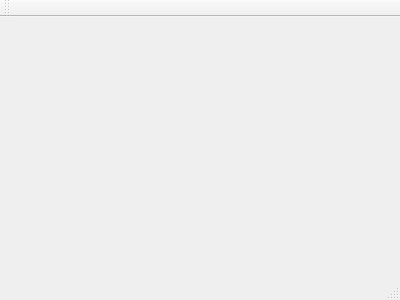
This is mainwindow.ui in CaelCoruscare/AutoRadioDJ as Qt 5 draws it before an edit. The edited form follows.
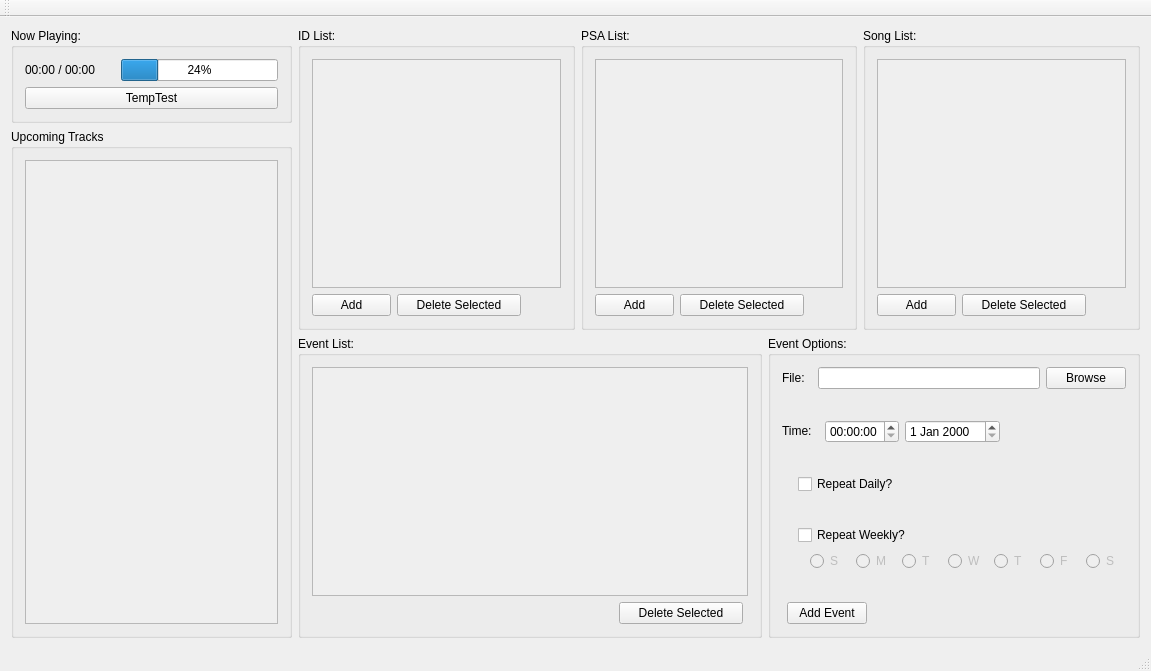
This is the edited form.

Commit message: Fixed the addTrack buttons to work with QScrollAreas.

Diff of the .ui file:
```diff
--- a/mainwindow.ui
+++ b/mainwindow.ui
@@ -1,24 +1,815 @@
 <ui version="4.0">
  <class>MainWindow</class>
- <widget class="QMainWindow" name="MainWindow" >
-  <property name="geometry" >
+ <widget class="QMainWindow" name="MainWindow">
+  <property name="geometry">
    <rect>
     <x>0</x>
     <y>0</y>
-    <width>400</width>
-    <height>300</height>
+    <width>1151</width>
+    <height>671</height>
    </rect>
   </property>
   <property name="windowTitle" >
    <string>MainWindow</string>
   </property>
-  <widget class="QMenuBar" name="menuBar" />
-  <widget class="QToolBar" name="mainToolBar" />
-  <widget class="QWidget" name="centralWidget" />
-  <widget class="QStatusBar" name="statusBar" />
+  <widget class="QWidget" name="centralWidget">
+   <layout class="QHBoxLayout" name="horizontalLayout_14" stretch="1,3">
+    <item>
+     <layout class="QVBoxLayout" name="verticalLayout_8">
+      <item>
+       <widget class="QGroupBox" name="groupBox_7">
+        <property name="title">
+         <string>Now Playing:</string>
+        </property>
+        <layout class="QVBoxLayout" name="verticalLayout_7">
+         <item>
+          <layout class="QHBoxLayout" name="horizontalLayout_13">
+           <item>
+            <widget class="QLabel" name="label_3">
+             <property name="sizePolicy">
+              <sizepolicy hsizetype="Fixed" vsizetype="Preferred">
+               <horstretch>0</horstretch>
+               <verstretch>0</verstretch>
+              </sizepolicy>
+             </property>
+             <property name="minimumSize">
+              <size>
+               <width>90</width>
+               <height>0</height>
+              </size>
+             </property>
+             <property name="text">
+              <string>00:00 / 00:00</string>
+             </property>
+            </widget>
+           </item>
+           <item>
+            <widget class="QProgressBar" name="progressBar_Duration">
+             <property name="sizePolicy">
+              <sizepolicy hsizetype="Expanding" vsizetype="Fixed">
+               <horstretch>0</horstretch>
+               <verstretch>0</verstretch>
+              </sizepolicy>
+             </property>
+             <property name="value">
+              <number>24</number>
+             </property>
+            </widget>
+           </item>
+          </layout>
+         </item>
+         <item>
+          <widget class="QPushButton" name="pushButton_TempTest">
+           <property name="text">
+            <string>TempTest</string>
+           </property>
+          </widget>
+         </item>
+        </layout>
+       </widget>
+      </item>
+      <item>
+       <widget class="QGroupBox" name="groupBox_6">
+        <property name="title">
+         <string>Upcoming Tracks</string>
+        </property>
+        <layout class="QVBoxLayout" name="verticalLayout_6">
+         <item>
+          <widget class="QScrollArea" name="scrollArea_5">
+           <property name="widgetResizable">
+            <bool>true</bool>
+           </property>
+           <widget class="QWidget" name="scrollAreaWidgetContents_5">
+            <property name="geometry">
+             <rect>
+              <x>0</x>
+              <y>0</y>
+              <width>254</width>
+              <height>436</height>
+             </rect>
+            </property>
+           </widget>
+          </widget>
+         </item>
+        </layout>
+       </widget>
+      </item>
+     </layout>
+    </item>
+    <item>
+     <layout class="QVBoxLayout" name="verticalLayout_9">
+      <item>
+       <layout class="QHBoxLayout" name="horizontalLayout">
+        <item>
+         <widget class="QGroupBox" name="groupBox">
+          <property name="title">
+           <string>ID List:</string>
+          </property>
+          <layout class="QVBoxLayout" name="verticalLayout">
+           <item>
+            <widget class="QScrollArea" name="scrollArea_IDs">
+             <property name="widgetResizable">
+              <bool>true</bool>
+             </property>
+             <widget class="QWidget" name="scrollAreaWidgetContents">
+              <property name="geometry">
+               <rect>
+                <x>0</x>
+                <y>0</y>
+                <width>250</width>
+                <height>201</height>
+               </rect>
+              </property>
+             </widget>
+            </widget>
+           </item>
+           <item>
+            <layout class="QHBoxLayout" name="horizontalLayout_2">
+             <item>
+              <widget class="QPushButton" name="pushButton_ID_Add">
+               <property name="minimumSize">
+                <size>
+                 <width>40</width>
+                 <height>0</height>
+                </size>
+               </property>
+               <property name="text">
+                <string>Add</string>
+               </property>
+              </widget>
+             </item>
+             <item>
+              <widget class="QPushButton" name="pushButton_2">
+               <property name="minimumSize">
+                <size>
+                 <width>124</width>
+                 <height>0</height>
+                </size>
+               </property>
+               <property name="text">
+                <string>Delete Selected</string>
+               </property>
+              </widget>
+             </item>
+             <item>
+              <spacer name="horizontalSpacer">
+               <property name="orientation">
+                <enum>Qt::Horizontal</enum>
+               </property>
+               <property name="sizeHint" stdset="0">
+                <size>
+                 <width>40</width>
+                 <height>20</height>
+                </size>
+               </property>
+              </spacer>
+             </item>
+            </layout>
+           </item>
+          </layout>
+         </widget>
+        </item>
+        <item>
+         <widget class="QGroupBox" name="groupBox_2">
+          <property name="title">
+           <string>PSA List:</string>
+          </property>
+          <layout class="QVBoxLayout" name="verticalLayout_2">
+           <item>
+            <widget class="QScrollArea" name="scrollArea_PSAs">
+             <property name="widgetResizable">
+              <bool>true</bool>
+             </property>
+             <widget class="QWidget" name="scrollAreaWidgetContents_2">
+              <property name="geometry">
+               <rect>
+                <x>0</x>
+                <y>0</y>
+                <width>251</width>
+                <height>201</height>
+               </rect>
+              </property>
+             </widget>
+            </widget>
+           </item>
+           <item>
+            <layout class="QHBoxLayout" name="horizontalLayout_3">
+             <item>
+              <widget class="QPushButton" name="pushButton_PSA_Add">
+               <property name="minimumSize">
+                <size>
+                 <width>40</width>
+                 <height>0</height>
+                </size>
+               </property>
+               <property name="text">
+                <string>Add</string>
+               </property>
+              </widget>
+             </item>
+             <item>
+              <widget class="QPushButton" name="pushButton_4">
+               <property name="minimumSize">
+                <size>
+                 <width>124</width>
+                 <height>0</height>
+                </size>
+               </property>
+               <property name="text">
+                <string>Delete Selected</string>
+               </property>
+              </widget>
+             </item>
+             <item>
+              <spacer name="horizontalSpacer_2">
+               <property name="orientation">
+                <enum>Qt::Horizontal</enum>
+               </property>
+               <property name="sizeHint" stdset="0">
+                <size>
+                 <width>40</width>
+                 <height>20</height>
+                </size>
+               </property>
+              </spacer>
+             </item>
+            </layout>
+           </item>
+          </layout>
+         </widget>
+        </item>
+        <item>
+         <widget class="QGroupBox" name="groupBox_3">
+          <property name="title">
+           <string>Song List:</string>
+          </property>
+          <layout class="QVBoxLayout" name="verticalLayout_3">
+           <item>
+            <widget class="QScrollArea" name="scrollArea_Songs">
+             <property name="widgetResizable">
+              <bool>true</bool>
+             </property>
+             <widget class="QWidget" name="scrollAreaWidgetContents_3">
+              <property name="geometry">
+               <rect>
+                <x>0</x>
+                <y>0</y>
+                <width>250</width>
+                <height>201</height>
+               </rect>
+              </property>
+             </widget>
+            </widget>
+           </item>
+           <item>
+            <layout class="QHBoxLayout" name="horizontalLayout_4">
+             <item>
+              <widget class="QPushButton" name="pushButton_Song_Add">
+               <property name="minimumSize">
+                <size>
+                 <width>40</width>
+                 <height>0</height>
+                </size>
+               </property>
+               <property name="text">
+                <string>Add</string>
+               </property>
+              </widget>
+             </item>
+             <item>
+              <widget class="QPushButton" name="pushButton_6">
+               <property name="minimumSize">
+                <size>
+                 <width>124</width>
+                 <height>0</height>
+                </size>
+               </property>
+               <property name="text">
+                <string>Delete Selected</string>
+               </property>
+              </widget>
+             </item>
+             <item>
+              <spacer name="horizontalSpacer_3">
+               <property name="orientation">
+                <enum>Qt::Horizontal</enum>
+               </property>
+               <property name="sizeHint" stdset="0">
+                <size>
+                 <width>40</width>
+                 <height>20</height>
+                </size>
+               </property>
+              </spacer>
+             </item>
+            </layout>
+           </item>
+          </layout>
+         </widget>
+        </item>
+       </layout>
+      </item>
+      <item>
+       <layout class="QHBoxLayout" name="horizontalLayout_11" stretch="2,1">
+        <item>
+         <widget class="QGroupBox" name="groupBox_4">
+          <property name="title">
+           <string>Event List:</string>
+          </property>
+          <layout class="QVBoxLayout" name="verticalLayout_4">
+           <item>
+            <widget class="QScrollArea" name="scrollArea_4">
+             <property name="widgetResizable">
+              <bool>true</bool>
+             </property>
+             <widget class="QWidget" name="scrollAreaWidgetContents_4">
+              <property name="geometry">
+               <rect>
+                <x>0</x>
+                <y>0</y>
+                <width>433</width>
+                <height>221</height>
+               </rect>
+              </property>
+             </widget>
+            </widget>
+           </item>
+           <item>
+            <layout class="QHBoxLayout" name="horizontalLayout_5">
+             <item>
+              <spacer name="horizontalSpacer_4">
+               <property name="orientation">
+                <enum>Qt::Horizontal</enum>
+               </property>
+               <property name="sizeHint" stdset="0">
+                <size>
+                 <width>40</width>
+                 <height>20</height>
+                </size>
+               </property>
+              </spacer>
+             </item>
+             <item>
+              <widget class="QPushButton" name="pushButton_8">
+               <property name="minimumSize">
+                <size>
+                 <width>124</width>
+                 <height>0</height>
+                </size>
+               </property>
+               <property name="text">
+                <string>Delete Selected</string>
+               </property>
+              </widget>
+             </item>
+             <item>
+              <spacer name="horizontalSpacer_13">
+               <property name="orientation">
+                <enum>Qt::Horizontal</enum>
+               </property>
+               <property name="sizeType">
+                <enum>QSizePolicy::Fixed</enum>
+               </property>
+               <property name="sizeHint" stdset="0">
+                <size>
+                 <width>5</width>
+                 <height>20</height>
+                </size>
+               </property>
+              </spacer>
+             </item>
+            </layout>
+           </item>
+          </layout>
+         </widget>
+        </item>
+        <item>
+         <widget class="QGroupBox" name="groupBox_5">
+          <property name="title">
+           <string>Event Options:</string>
+          </property>
+          <layout class="QVBoxLayout" name="verticalLayout_5">
+           <item>
+            <layout class="QHBoxLayout" name="horizontalLayout_6">
+             <item>
+              <widget class="QLabel" name="label">
+               <property name="sizePolicy">
+                <sizepolicy hsizetype="Fixed" vsizetype="Fixed">
+                 <horstretch>0</horstretch>
+                 <verstretch>0</verstretch>
+                </sizepolicy>
+               </property>
+               <property name="text">
+                <string>File:  </string>
+               </property>
+              </widget>
+             </item>
+             <item>
+              <widget class="QLineEdit" name="lineEdit"/>
+             </item>
+             <item>
+              <widget class="QPushButton" name="pushButton_9">
+               <property name="sizePolicy">
+                <sizepolicy hsizetype="Fixed" vsizetype="Fixed">
+                 <horstretch>0</horstretch>
+                 <verstretch>0</verstretch>
+                </sizepolicy>
+               </property>
+               <property name="text">
+                <string>Browse</string>
+               </property>
+              </widget>
+             </item>
+            </layout>
+           </item>
+           <item>
+            <spacer name="verticalSpacer_4">
+             <property name="orientation">
+              <enum>Qt::Vertical</enum>
+             </property>
+             <property name="sizeHint" stdset="0">
+              <size>
+               <width>20</width>
+               <height>13</height>
+              </size>
+             </property>
+            </spacer>
+           </item>
+           <item>
+            <layout class="QHBoxLayout" name="horizontalLayout_7">
+             <item>
+              <widget class="QLabel" name="label_2">
+               <property name="sizePolicy">
+                <sizepolicy hsizetype="Fixed" vsizetype="Fixed">
+                 <horstretch>0</horstretch>
+                 <verstretch>0</verstretch>
+                </sizepolicy>
+               </property>
+               <property name="text">
+                <string>Time:  </string>
+               </property>
+              </widget>
+             </item>
+             <item>
+              <widget class="QTimeEdit" name="timeEdit"/>
+             </item>
+             <item>
+              <widget class="QDateEdit" name="dateEdit"/>
+             </item>
+             <item>
+              <spacer name="horizontalSpacer_5">
+               <property name="orientation">
+                <enum>Qt::Horizontal</enum>
+               </property>
+               <property name="sizeHint" stdset="0">
+                <size>
+                 <width>40</width>
+                 <height>20</height>
+                </size>
+               </property>
+              </spacer>
+             </item>
+            </layout>
+           </item>
+           <item>
+            <spacer name="verticalSpacer">
+             <property name="orientation">
+              <enum>Qt::Vertical</enum>
+             </property>
+             <property name="sizeHint" stdset="0">
+              <size>
+               <width>20</width>
+               <height>13</height>
+              </size>
+             </property>
+            </spacer>
+           </item>
+           <item>
+            <layout class="QHBoxLayout" name="horizontalLayout_8">
+             <item>
+              <spacer name="horizontalSpacer_9">
+               <property name="orientation">
+                <enum>Qt::Horizontal</enum>
+               </property>
+               <property name="sizeType">
+                <enum>QSizePolicy::Fixed</enum>
+               </property>
+               <property name="sizeHint" stdset="0">
+                <size>
+                 <width>16</width>
+                 <height>20</height>
+                </size>
+               </property>
+              </spacer>
+             </item>
+             <item>
+              <widget class="QCheckBox" name="checkBox">
+               <property name="sizePolicy">
+                <sizepolicy hsizetype="Fixed" vsizetype="Fixed">
+                 <horstretch>0</horstretch>
+                 <verstretch>0</verstretch>
+                </sizepolicy>
+               </property>
+               <property name="text">
+                <string>Repeat Daily?</string>
+               </property>
+              </widget>
+             </item>
+             <item>
+              <spacer name="horizontalSpacer_6">
+               <property name="orientation">
+                <enum>Qt::Horizontal</enum>
+               </property>
+               <property name="sizeHint" stdset="0">
+                <size>
+                 <width>40</width>
+                 <height>20</height>
+                </size>
+               </property>
+              </spacer>
+             </item>
+            </layout>
+           </item>
+           <item>
+            <spacer name="verticalSpacer_2">
+             <property name="orientation">
+              <enum>Qt::Vertical</enum>
+             </property>
+             <property name="sizeHint" stdset="0">
+              <size>
+               <width>20</width>
+               <height>13</height>
+              </size>
+             </property>
+            </spacer>
+           </item>
+           <item>
+            <layout class="QHBoxLayout" name="horizontalLayout_9">
+             <item>
+              <spacer name="horizontalSpacer_10">
+               <property name="orientation">
+                <enum>Qt::Horizontal</enum>
+               </property>
+               <property name="sizeType">
+                <enum>QSizePolicy::Fixed</enum>
+               </property>
+               <property name="sizeHint" stdset="0">
+                <size>
+                 <width>16</width>
+                 <height>20</height>
+                </size>
+               </property>
+              </spacer>
+             </item>
+             <item>
+              <widget class="QCheckBox" name="checkBox_2">
+               <property name="sizePolicy">
+                <sizepolicy hsizetype="Fixed" vsizetype="Fixed">
+                 <horstretch>0</horstretch>
+                 <verstretch>0</verstretch>
+                </sizepolicy>
+               </property>
+               <property name="text">
+                <string>Repeat Weekly?</string>
+               </property>
+              </widget>
+             </item>
+             <item>
+              <spacer name="horizontalSpacer_7">
+               <property name="orientation">
+                <enum>Qt::Horizontal</enum>
+               </property>
+               <property name="sizeHint" stdset="0">
+                <size>
+                 <width>40</width>
+                 <height>20</height>
+                </size>
+               </property>
+              </spacer>
+             </item>
+            </layout>
+           </item>
+           <item>
+            <layout class="QHBoxLayout" name="horizontalLayout_10">
+             <item>
+              <spacer name="horizontalSpacer_8">
+               <property name="orientation">
+                <enum>Qt::Horizontal</enum>
+               </property>
+               <property name="sizeType">
+                <enum>QSizePolicy::MinimumExpanding</enum>
+               </property>
+               <property name="sizeHint" stdset="0">
+                <size>
+                 <width>28</width>
+                 <height>20</height>
+                </size>
+               </property>
+              </spacer>
+             </item>
+             <item>
+              <widget class="QRadioButton" name="radioButton">
+               <property name="enabled">
+                <bool>false</bool>
+               </property>
+               <property name="minimumSize">
+                <size>
+                 <width>40</width>
+                 <height>0</height>
+                </size>
+               </property>
+               <property name="text">
+                <string>S</string>
+               </property>
+              </widget>
+             </item>
+             <item>
+              <widget class="QRadioButton" name="radioButton_2">
+               <property name="enabled">
+                <bool>false</bool>
+               </property>
+               <property name="minimumSize">
+                <size>
+                 <width>40</width>
+                 <height>0</height>
+                </size>
+               </property>
+               <property name="text">
+                <string>M</string>
+               </property>
+              </widget>
+             </item>
+             <item>
+              <widget class="QRadioButton" name="radioButton_3">
+               <property name="enabled">
+                <bool>false</bool>
+               </property>
+               <property name="minimumSize">
+                <size>
+                 <width>40</width>
+                 <height>0</height>
+                </size>
+               </property>
+               <property name="text">
+                <string>T</string>
+               </property>
+              </widget>
+             </item>
+             <item>
+              <widget class="QRadioButton" name="radioButton_4">
+               <property name="enabled">
+                <bool>false</bool>
+               </property>
+               <property name="minimumSize">
+                <size>
+                 <width>40</width>
+                 <height>0</height>
+                </size>
+               </property>
+               <property name="text">
+                <string>W</string>
+               </property>
+              </widget>
+             </item>
+             <item>
+              <widget class="QRadioButton" name="radioButton_5">
+               <property name="enabled">
+                <bool>false</bool>
+               </property>
+               <property name="minimumSize">
+                <size>
+                 <width>40</width>
+                 <height>0</height>
+                </size>
+               </property>
+               <property name="text">
+                <string>T</string>
+               </property>
+              </widget>
+             </item>
+             <item>
+              <widget class="QRadioButton" name="radioButton_6">
+               <property name="enabled">
+                <bool>false</bool>
+               </property>
+               <property name="minimumSize">
+                <size>
+                 <width>40</width>
+                 <height>0</height>
+                </size>
+               </property>
+               <property name="text">
+                <string>F</string>
+               </property>
+              </widget>
+             </item>
+             <item>
+              <widget class="QRadioButton" name="radioButton_7">
+               <property name="enabled">
+                <bool>false</bool>
+               </property>
+               <property name="minimumSize">
+                <size>
+                 <width>40</width>
+                 <height>0</height>
+                </size>
+               </property>
+               <property name="text">
+                <string>S</string>
+               </property>
+              </widget>
+             </item>
+            </layout>
+           </item>
+           <item>
+            <spacer name="verticalSpacer_3">
+             <property name="orientation">
+              <enum>Qt::Vertical</enum>
+             </property>
+             <property name="sizeHint" stdset="0">
+              <size>
+               <width>20</width>
+               <height>0</height>
+              </size>
+             </property>
+            </spacer>
+           </item>
+           <item>
+            <layout class="QHBoxLayout" name="horizontalLayout_12">
+             <item>
+              <spacer name="horizontalSpacer_12">
+               <property name="orientation">
+                <enum>Qt::Horizontal</enum>
+               </property>
+               <property name="sizeType">
+                <enum>QSizePolicy::Fixed</enum>
+               </property>
+               <property name="sizeHint" stdset="0">
+                <size>
+                 <width>5</width>
+                 <height>20</height>
+                </size>
+               </property>
+              </spacer>
+             </item>
+             <item>
+              <widget class="QPushButton" name="pushButton_7">
+               <property name="minimumSize">
+                <size>
+                 <width>40</width>
+                 <height>0</height>
+                </size>
+               </property>
+               <property name="text">
+                <string>Add Event</string>
+               </property>
+              </widget>
+             </item>
+             <item>
+              <spacer name="horizontalSpacer_11">
+               <property name="orientation">
+                <enum>Qt::Horizontal</enum>
+               </property>
+               <property name="sizeHint" stdset="0">
+                <size>
+                 <width>40</width>
+                 <height>20</height>
+                </size>
+               </property>
+              </spacer>
+             </item>
+            </layout>
+           </item>
+          </layout>
+         </widget>
+        </item>
+       </layout>
+      </item>
+     </layout>
+    </item>
+   </layout>
+  </widget>
+  <widget class="QMenuBar" name="menuBar">
+   <property name="geometry">
+    <rect>
+     <x>0</x>
+     <y>0</y>
+     <width>1151</width>
+     <height>22</height>
+    </rect>
+   </property>
+  </widget>
+  <widget class="QToolBar" name="mainToolBar">
+   <attribute name="toolBarArea">
+    <enum>TopToolBarArea</enum>
+   </attribute>
+   <attribute name="toolBarBreak">
+    <bool>false</bool>
+   </attribute>
+  </widget>
+  <widget class="QStatusBar" name="statusBar"/>
  </widget>
- <layoutDefault spacing="6" margin="11" />
- <pixmapfunction></pixmapfunction>
+ <layoutdefault spacing="6" margin="11"/>
  <resources/>
  <connections/>
 </ui>
```
Left out of the diff: 3 changed lines with no effect on the pictures. The commit also changes 11 other files.
